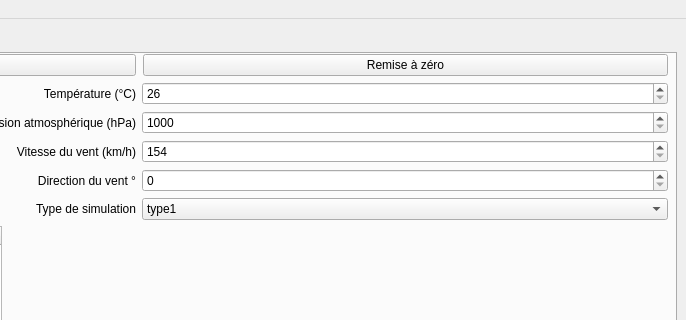
The window that Application/SimulateurDeCyclones/mainwindow.ui (ElisaDrouot/Projet_deuxieme_annee) describes before a commit, drawn with Qt 5; both pictures show x 401 to 1087 and y 0 to 320 of the 1087 by 720 pixel window.
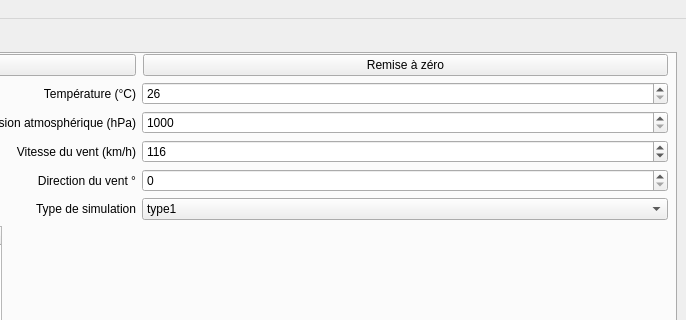
The same window after the commit.

The edit to the form file:
```diff
--- a/Application/SimulateurDeCyclones/mainwindow.ui
+++ b/Application/SimulateurDeCyclones/mainwindow.ui
@@ -180,11 +180,14 @@
              <item>
               <widget class="QSpinBox" name="SBvitesseVent">
                <property name="minimum">
-                <number>154</number>
+                <number>100</number>
                </property>
                <property name="maximum">
                 <number>250</number>
                </property>
+               <property name="value">
+                <number>116</number>
+               </property>
               </widget>
              </item>
             </layout>
```
